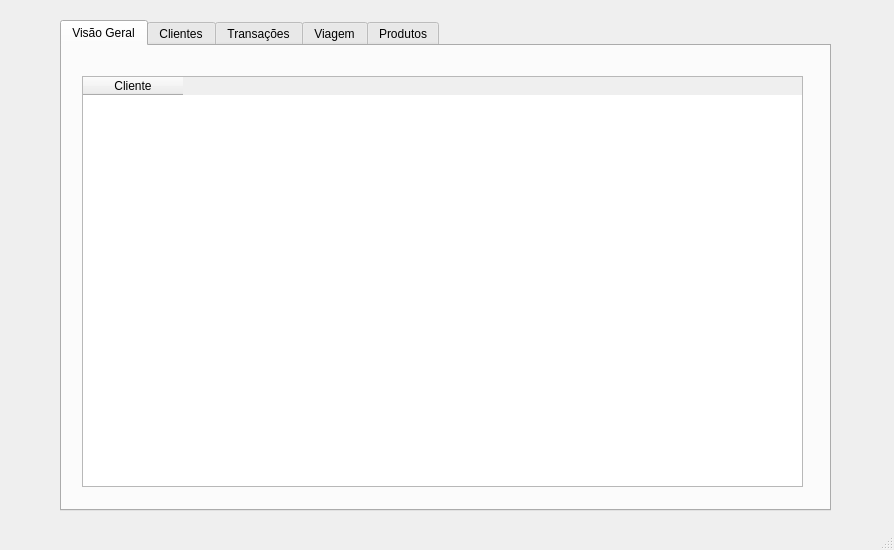
Before: the Qt Designer form main_window.ui in Gianlucca-Buzo/Selling-Manager, drawn with Qt 5.
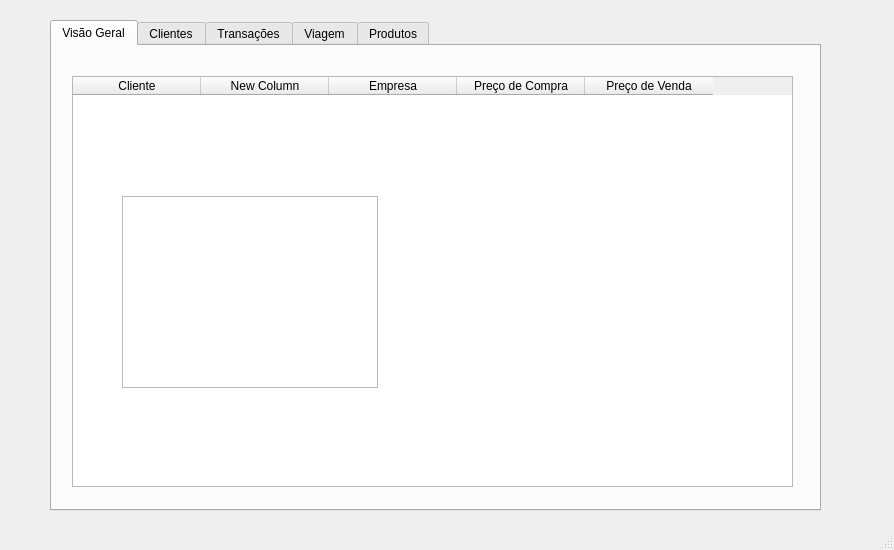
After: the same form once the commit is applied.

Commit message: Criando test_2 para realizar testes com a tabeela

```diff
--- a/main_window.ui
+++ b/main_window.ui
@@ -17,7 +17,7 @@
    <widget class="QTabWidget" name="main_tabs">
     <property name="geometry">
      <rect>
-      <x>60</x>
+      <x>50</x>
       <y>20</y>
       <width>771</width>
       <height>491</height>
@@ -39,11 +39,47 @@
         <height>411</height>
        </rect>
       </property>
+      <attribute name="horizontalHeaderMinimumSectionSize">
+       <number>71</number>
+      </attribute>
+      <attribute name="horizontalHeaderDefaultSectionSize">
+       <number>128</number>
+      </attribute>
       <column>
        <property name="text">
         <string>Cliente</string>
        </property>
       </column>
+      <column>
+       <property name="text">
+        <string>New Column</string>
+       </property>
+      </column>
+      <column>
+       <property name="text">
+        <string>Empresa</string>
+       </property>
+      </column>
+      <column>
+       <property name="text">
+        <string>Preço de Compra</string>
+       </property>
+      </column>
+      <column>
+       <property name="text">
+        <string>Preço de Venda</string>
+       </property>
+      </column>
+     </widget>
+     <widget class="QTreeView" name="treeView">
+      <property name="geometry">
+       <rect>
+        <x>70</x>
+        <y>150</y>
+        <width>256</width>
+        <height>192</height>
+       </rect>
+      </property>
      </widget>
     </widget>
     <widget class="QWidget" name="tab_clients">
```
The commit also changes 2 other files.
